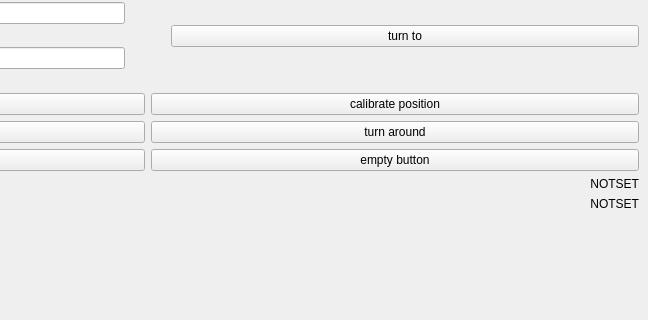
Above: layer/view/view.ui from benediktibk/robohockey before the change; both pictures show x 352 to 1000 and y 128 to 448 of the 1000 by 600 pixel window. Below: the same form after it.
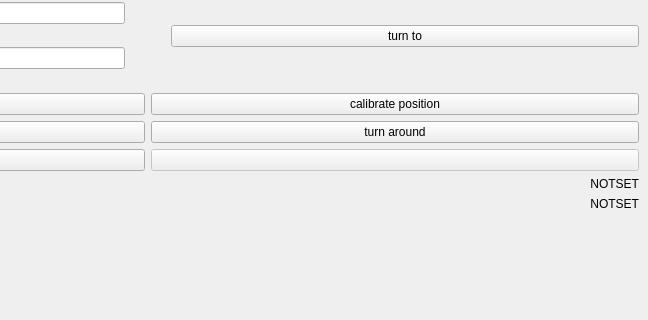
That is the form after the change.

Commit message: deleted title and disabled empty button.

```diff
--- a/layer/view/view.ui
+++ b/layer/view/view.ui
@@ -389,8 +389,11 @@
         </item>
         <item row="2" column="1">
          <widget class="QPushButton" name="pushButton">
+          <property name="enabled">
+           <bool>false</bool>
+          </property>
           <property name="text">
-           <string>empty button</string>
+           <string/>
           </property>
          </widget>
         </item>
```
